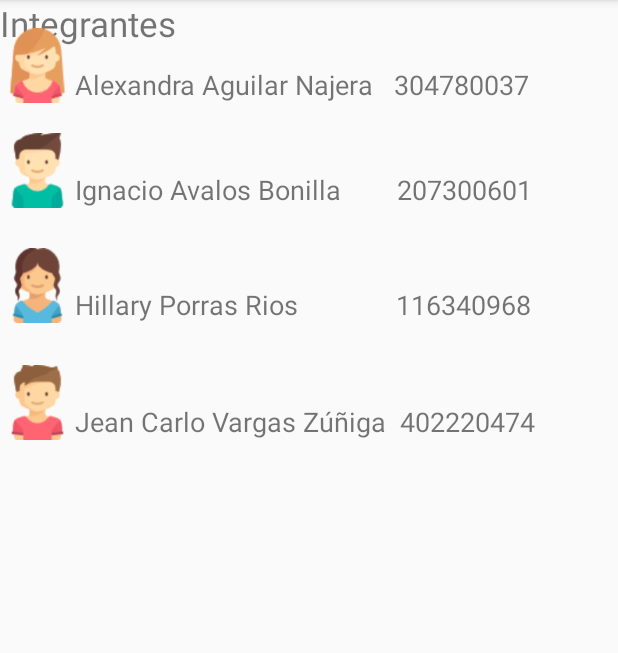
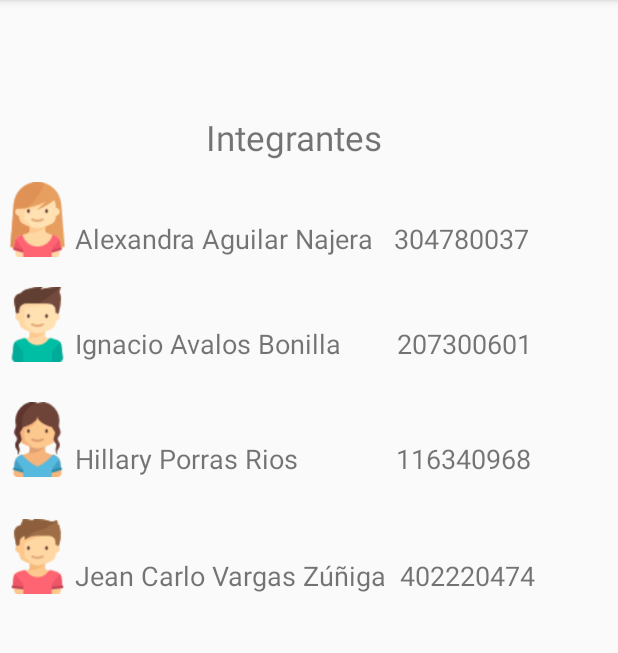
Before and after one commit to JeanCarlo14/GeoMapCR, an Android app: the Info_Integrantes screen opened directly, with no data from a screen before it, on a phone screen of 412 x 824 dp, the part 84-737 px from its top. Run offline under Robolectric (Android 15) with nearby library versions, the phone set to English and light mode, and no system bars.

Commit message:
Cambios
Aomodo Integrantes

```diff
--- a/app/src/main/res/layout/activity_info__integrantes.xml
+++ b/app/src/main/res/layout/activity_info__integrantes.xml
@@ -6,6 +6,12 @@
     android:layout_height="match_parent"
     tools:context="com.example.usuario.geomapcr.Info_Integrantes">
 
+    <RelativeLayout
+        android:layout_width="368dp"
+        android:layout_height="495dp"
+        tools:layout_editor_absoluteX="8dp"
+        tools:layout_editor_absoluteY="8dp">
+
         <TextView
             android:id="@+id/textView10"
             android:layout_width="wrap_content"
@@ -13,13 +19,13 @@
             android:text="Integrantes"
             android:textSize="23dp"
             tools:layout_editor_absoluteX="134dp"
-        tools:layout_editor_absoluteY="48dp" />
-
-    <RelativeLayout
-        android:layout_width="366dp"
-        android:layout_height="414dp"
-        tools:layout_editor_absoluteX="9dp"
-        tools:layout_editor_absoluteY="48dp">
+            tools:layout_editor_absoluteY="48dp"
+            android:layout_marginLeft="87dp"
+            android:layout_marginStart="87dp"
+            android:layout_marginTop="76dp"
+            android:layout_alignParentTop="true"
+            android:layout_toRightOf="@+id/imageView8"
+            android:layout_toEndOf="@+id/imageView8" />
 
         <TextView
             android:id="@+id/textView11"
@@ -38,14 +44,14 @@
             android:id="@+id/txt_nombre1"
             android:layout_width="wrap_content"
             android:layout_height="wrap_content"
-            android:layout_below="@+id/imageView4"
-            android:layout_marginTop="44dp"
-            android:layout_toEndOf="@+id/imageView5"
-            android:layout_toRightOf="@+id/imageView5"
+            android:layout_marginTop="39dp"
             android:text="Alexandra Aguilar Najera   304780037"
             android:textSize="18sp"
             tools:layout_editor_absoluteX="50dp"
-            tools:layout_editor_absoluteY="200dp" />
+            tools:layout_editor_absoluteY="200dp"
+            android:layout_below="@+id/textView10"
+            android:layout_toRightOf="@+id/imageView5"
+            android:layout_toEndOf="@+id/imageView5" />
 
         <TextView
             android:id="@+id/textView9"
@@ -111,4 +117,6 @@
 
     </RelativeLayout>
 
+
+
 </android.support.constraint.ConstraintLayout>
```
Lines whose indentation alone changed are shown as unchanged.
